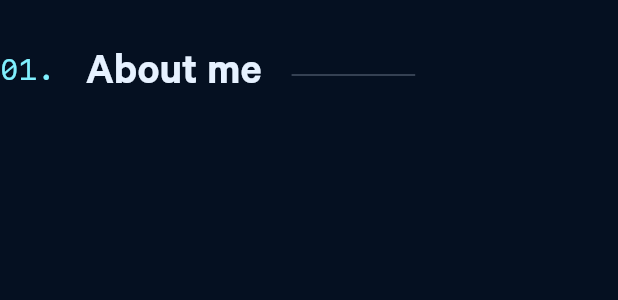
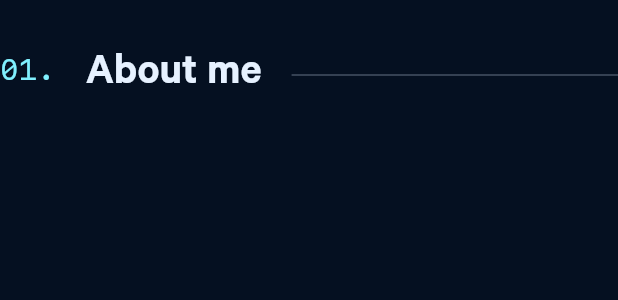
Before and after one commit to mrigankdoshy/personal-website, a Flutter app: the SectionTitle widget shown alone on an empty page, opened directly, on a phone screen of 412 x 824 dp. Shown: the top 300 px of the screen. Run offline on Flutter 3.47's test engine with Material 2 defaults, Android fonts, the phone set to English and light mode, and no system bars; drawn by our look-alikes of auto_size_text; our stand-ins replace auto_animated, font_awesome_flutter.

Commit message:
Section Title Line Length

```diff
--- a/lib/widgets/section_title.dart
+++ b/lib/widgets/section_title.dart
@@ -1,6 +1,7 @@
 import 'package:auto_size_text/auto_size_text.dart';
 import 'package:flutter/material.dart';
 import 'package:personal_website/utils/theme.dart';
+import 'package:personal_website/widgets/responsive_widget.dart';
 
 class SectionTitle extends StatelessWidget {
   final String number;
@@ -30,6 +31,25 @@ class SectionTitle extends StatelessWidget {
     );
   }
 
+  Widget _line(BuildContext context) {
+    const height = 1.0;
+    double width = MediaQuery.of(context).size.width;
+    Color color = AppColors.mediumGrey2.withOpacity(0.5);
+
+    return ResponsiveWidget.isSmallScreen(context)
+        ? Flexible(
+            child: Container(
+              height: height,
+              color: color,
+            ),
+          )
+        : Container(
+            height: height,
+            width: width / 4.5,
+            color: color,
+          );
+  }
+
   Widget _sectionNumber(String number) {
     return Container(
       transform: Matrix4.translationValues(0.0, -4.0, 0.0),
@@ -48,13 +68,4 @@ class SectionTitle extends StatelessWidget {
       maxLines: 1,
     );
   }
-
-  Widget _line(BuildContext context) {
-    double width = MediaQuery.of(context).size.width;
-    return Container(
-      height: 1.0,
-      width: width / 5,
-      color: AppColors.mediumGrey2.withOpacity(0.5),
-    );
-  }
 }
```
